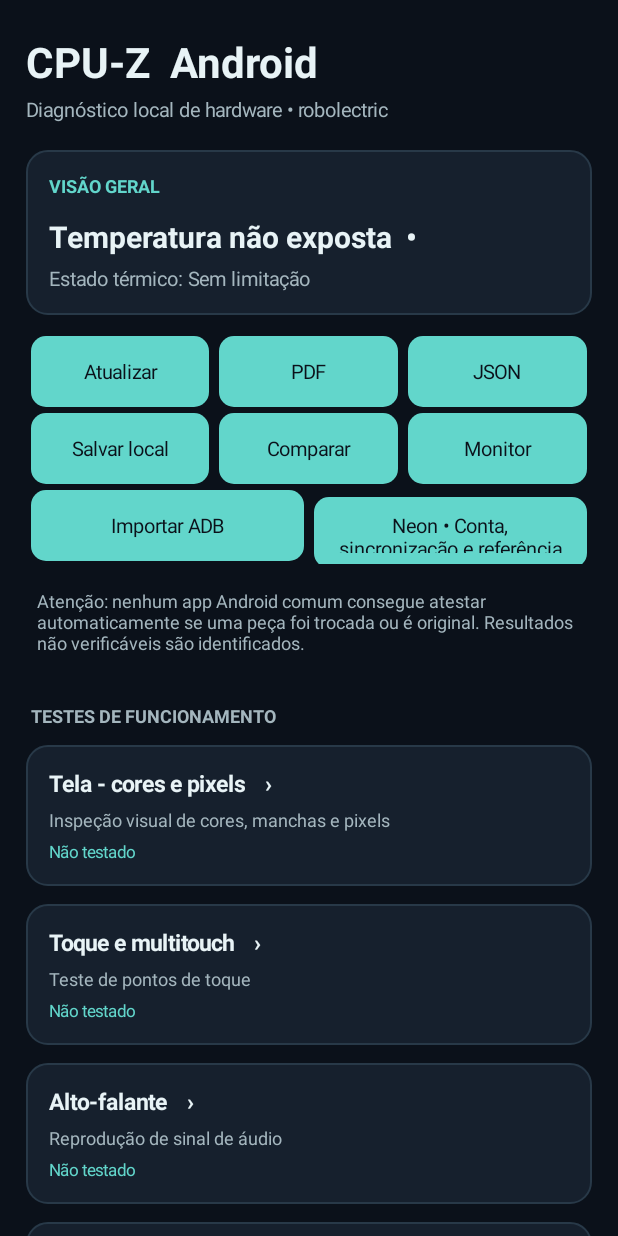
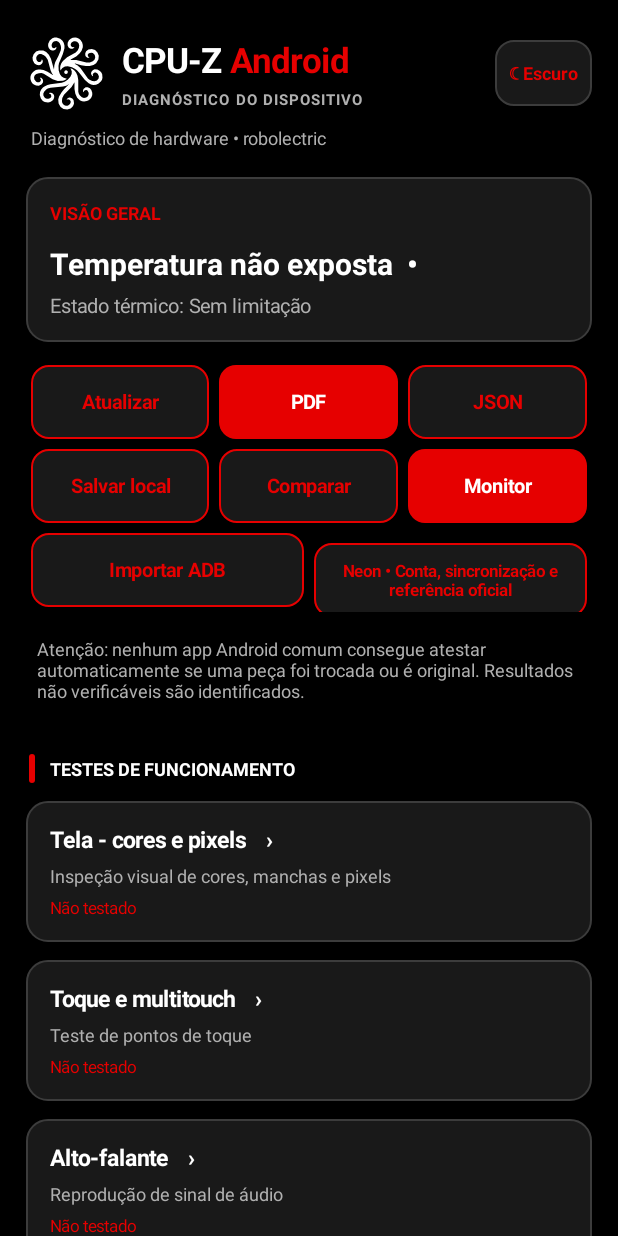
Before and after one commit to ConexaoStreet/CPU-Z-Android, an Android app: the screen it shows after launch (MainActivity), on a phone screen of 412 x 824 dp. Run offline under Robolectric (Android 15) with nearby library versions, the phone set to English and light mode, and no system bars.

Commit message:
Aplicar cabeçalho com logo, alternância escuro/claro e componentes pretos, brancos e vermelhos

```diff
--- a/app/src/main/java/com/conexaostreet/cpuzandroid/MainActivity.java
+++ b/app/src/main/java/com/conexaostreet/cpuzandroid/MainActivity.java
@@ -42,6 +42,7 @@ import android.view.View;
 import android.view.ViewGroup;
 import android.widget.Button;
 import android.widget.LinearLayout;
+import android.widget.ImageView;
 import android.widget.ScrollView;
 import android.widget.TextView;
 import android.widget.Toast;
@@ -55,8 +56,9 @@ import java.util.Map;
 import java.util.concurrent.atomic.AtomicBoolean;
 
 public class MainActivity extends Activity {
-    private static final int BG=Color.rgb(11,17,26),CARD=Color.rgb(22,32,45),EDGE=Color.rgb(40,57,72);
-    private static final int TEXT=Color.rgb(232,243,246),MUTED=Color.rgb(164,182,190),ACCENT=Color.rgb(98,214,203);
+    // Paleta alternável: preto/vermelho ou branco/vermelho.
+    private int BG,CARD,EDGE,TEXT,MUTED,ACCENT;
+    private boolean lightTheme;
     private static final int REQ_MIC=100,REQ_CAMERA=101,REQ_GPS=102,REQ_PHOTO=103,REQ_PDF=201,REQ_JSON=202,REQ_ADB=301;
     private final Handler handler=new Handler(Looper.getMainLooper());
     private final String[] testNames={"Tela - cores e pixels","Toque e multitouch","Alto-falante","Vibração",
@@ -70,10 +72,33 @@ public class MainActivity extends Activity {
 
     @Override public void onCreate(Bundle b){
         super.onCreate(b);
-        getWindow().setStatusBarColor(BG);getWindow().setNavigationBarColor(BG);
         prefs=getSharedPreferences("diagnostics",MODE_PRIVATE);
-        cloud=new CloudClient();
+        lightTheme=BrandTheme.isLight(this);
+        setTheme(lightTheme?R.style.AppThemeLight:R.style.AppTheme);
+        applyVisualTheme();
+        Object retained=getLastNonConfigurationInstance();
+        cloud=retained instanceof CloudClient?(CloudClient)retained:new CloudClient();
         refresh();
+    }
+    @Override public Object onRetainNonConfigurationInstance(){
+        return cloud; // preserva a sessão em memória ao alternar o tema
+    }
+    private void applyVisualTheme(){
+        BG=BrandTheme.background(lightTheme);
+        CARD=BrandTheme.surface(lightTheme);
+        EDGE=BrandTheme.border(lightTheme);
+        TEXT=BrandTheme.text(lightTheme);
+        MUTED=BrandTheme.muted(lightTheme);
+        ACCENT=BrandTheme.RED;
+        getWindow().setStatusBarColor(BG);
+        getWindow().setNavigationBarColor(BG);
+        getWindow().getDecorView().setSystemUiVisibility(
+            lightTheme?(View.SYSTEM_UI_FLAG_LIGHT_STATUS_BAR|View.SYSTEM_UI_FLAG_LIGHT_NAVIGATION_BAR):0
+        );
+    }
+    private void switchTheme(){
+        BrandTheme.setLight(this,!lightTheme);
+        recreate();
     }
     @Override protected void onPause(){super.onPause();turnOffFlash();}
     private void refresh(){snapshot=DeviceInspector.inspect(this);render();}
@@ -90,9 +115,40 @@ public class MainActivity extends Activity {
         ScrollView scroll=new ScrollView(this);scroll.setFillViewport(true);scroll.setBackgroundColor(BG);
         body=new LinearLayout(this);body.setOrientation(LinearLayout.VERTICAL);
         body.setPadding(dp(17),dp(22),dp(17),dp(34));scroll.addView(body);
-        TextView title=label("CPU-Z  Android",28,TEXT,true);body.addView(title);
-        TextView subtitle=label("Diagnóstico local de hardware • "+Build.MODEL,13,MUTED,false);
-        subtitle.setPadding(0,dp(4),0,dp(18));body.addView(subtitle);
+        // Cabeçalho com a logo original e a mesma composição da identidade visual aprovada.
+        LinearLayout header=new LinearLayout(this);
+        header.setGravity(Gravity.CENTER_VERTICAL);
+        header.setOrientation(LinearLayout.HORIZONTAL);
+        ImageView logo=new ImageView(this);
+        logo.setImageResource(R.drawable.logo_mark);
+        logo.setColorFilter(lightTheme?ACCENT:Color.WHITE);
+        logo.setContentDescription("Logotipo CPU-Z Android");
+        logo.setScaleType(ImageView.ScaleType.FIT_CENTER);
+        LinearLayout.LayoutParams logoParams=new LinearLayout.LayoutParams(dp(54),dp(54));
+        logoParams.rightMargin=dp(10);
+        header.addView(logo,logoParams);
+        LinearLayout brand=new LinearLayout(this);brand.setOrientation(LinearLayout.VERTICAL);
+        LinearLayout titleRow=new LinearLayout(this);titleRow.setOrientation(LinearLayout.HORIZONTAL);
+        titleRow.addView(label("CPU-Z",23,TEXT,true));
+        titleRow.addView(label(" Android",23,ACCENT,true));
+        brand.addView(titleRow);
+        TextView tagline=label("DIAGNÓSTICO DO DISPOSITIVO",10,MUTED,true);
+        tagline.setLetterSpacing(0.07f);
+        tagline.setPadding(0,dp(4),0,0);
+        brand.addView(tagline);
+        header.addView(brand,new LinearLayout.LayoutParams(0,-2,1));
+        TextView theme=label(lightTheme?"☀ Claro":"☾ Escuro",12,ACCENT,true);
+        theme.setGravity(Gravity.CENTER);
+        theme.setPadding(dp(9),dp(12),dp(9),dp(12));
+        GradientDrawable themeBg=fill(CARD,12);
+        themeBg.setStroke(dp(1),EDGE);
+        theme.setBackground(themeBg);
+        theme.setContentDescription(lightTheme?"Ativar tema escuro":"Ativar tema claro");
+        theme.setOnClickListener(v->switchTheme());
+        header.addView(theme,new LinearLayout.LayoutParams(-2,dp(44)));
+        body.addView(header);
+        TextView subtitle=label("Diagnóstico de hardware • "+Build.MODEL,12,MUTED,false);
+        subtitle.setPadding(dp(3),dp(7),0,dp(18));body.addView(subtitle);
         addSummary();
         LinearLayout buttons=new LinearLayout(this);buttons.setOrientation(LinearLayout.HORIZONTAL);
         buttons.addView(action("Atualizar",()->refresh(),1));
@@ -147,26 +203,39 @@ public class MainActivity extends Activity {
         value.setPadding(0,dp(12),0,dp(5));card.addView(value);
         TextView desc=label("Estado térmico: "+(thermal==null?"Indisponível":thermal),13,MUTED,false);card.addView(desc);
         if(thermal!=null&&(thermal.contains("Elevado")||thermal.contains("Crítico")||thermal.contains("Emergência")||thermal.contains("Desligamento"))){
-            TextView warning=label("ATENÇÃO: restrição térmica informada. Interrompa tarefas pesadas e o carregamento até esfriar.",13,Color.rgb(255,178,117),true);
+            TextView warning=label("ATENÇÃO: restrição térmica informada. Interrompa tarefas pesadas e o carregamento até esfriar.",13,Color.rgb(255,95,95),true);
             warning.setPadding(0,dp(12),0,0);card.addView(warning);
         }
         body.addView(card);
     }
     private LinearLayout card(){
         LinearLayout l=new LinearLayout(this);l.setOrientation(LinearLayout.VERTICAL);
-        l.setPadding(dp(15),dp(15),dp(15),dp(15));
+        l.setPadding(dp(16),dp(15),dp(16),dp(15));
         GradientDrawable bg=fill(CARD,14);bg.setStroke(dp(1),EDGE);l.setBackground(bg);
         LinearLayout.LayoutParams lp=new LinearLayout.LayoutParams(-1,-2);lp.bottomMargin=dp(12);
         l.setLayoutParams(lp);return l;
     }
     private void sectionTitle(String title){
-        TextView t=label(title,12,MUTED,true);t.setPadding(dp(3),dp(18),0,dp(11));body.addView(t);
+        LinearLayout row=new LinearLayout(this);row.setOrientation(LinearLayout.HORIZONTAL);
+        row.setGravity(Gravity.CENTER_VERTICAL);
+        row.setPadding(dp(2),dp(20),0,dp(12));
+        View stripe=new View(this);stripe.setBackground(fill(ACCENT,3));
+        row.addView(stripe,new LinearLayout.LayoutParams(dp(4),dp(19)));
+        TextView t=label(title,12,TEXT,true);t.setPadding(dp(10),0,0,0);
+        row.addView(t);
+        body.addView(row);
     }
     private Button action(String text,Runnable onClick,int weight){
-        Button b=new Button(this);b.setAllCaps(false);b.setText(text);b.setTextSize(13);
-        b.setTextColor(BG);b.setBackground(fill(ACCENT,10));
-        LinearLayout.LayoutParams p=new LinearLayout.LayoutParams(0,dp(47),weight);
-        p.setMargins(dp(3),dp(2),dp(3),dp(2));b.setLayoutParams(p);
+        Button b=new Button(this);b.setAllCaps(false);b.setText(text);
+        b.setTextSize(text.length()>32?11:13);
+        boolean primary=text.equals("PDF")||text.equals("Monitor");
+        GradientDrawable surface=fill(primary?ACCENT:CARD,11);
+        if(!primary)surface.setStroke(dp(1),ACCENT);
+        b.setBackground(surface);
+        b.setTextColor(primary?Color.WHITE:ACCENT);
+        b.setTypeface(android.graphics.Typeface.DEFAULT,android.graphics.Typeface.BOLD);
+        LinearLayout.LayoutParams p=new LinearLayout.LayoutParams(0,dp(49),weight);
+        p.setMargins(dp(3),dp(3),dp(3),dp(3));b.setLayoutParams(p);
         b.setOnClickListener(v->onClick.run());return b;
     }
     private void addTest(String name,String detail,Runnable action){
```
